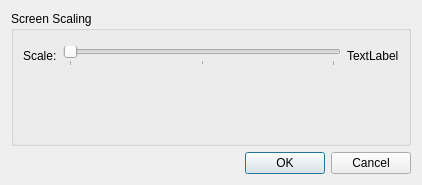
Before: the Qt Designer form kcm/src/scaling.ui in KDE/kscreen, drawn with Qt 5.
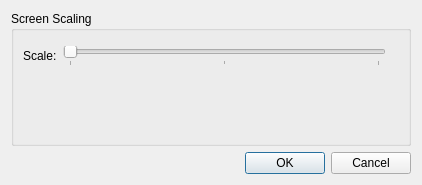
After: the same form once the commit is applied. Custom widgets are drawn as their Qt base class.

Commit message: kcm displayconfiguration scaling: Remove unused text strings

Patch:
```diff
--- a/kcm/src/scaling.ui
+++ b/kcm/src/scaling.ui
@@ -68,9 +68,6 @@
         </item>
         <item>
          <widget class="QLabel" name="scaleLabel">
-          <property name="text">
-           <string>TextLabel</string>
-          </property>
          </widget>
         </item>
        </layout>
```
Left out of the diff: 3 changed lines with no effect on the pictures.
